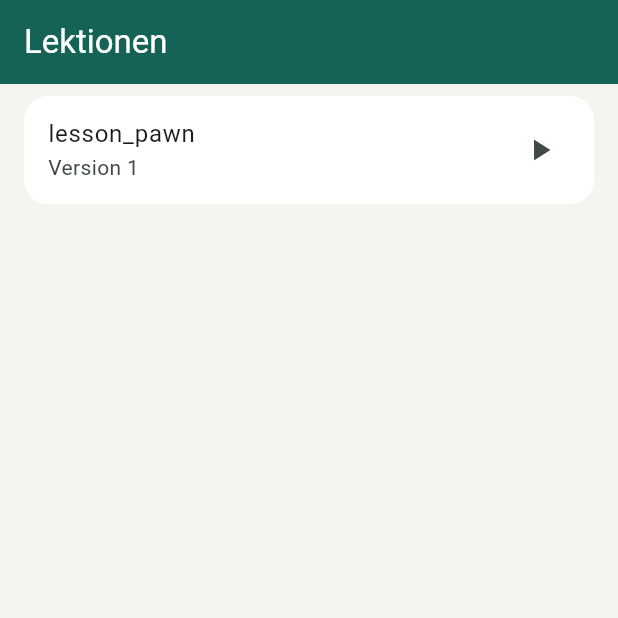
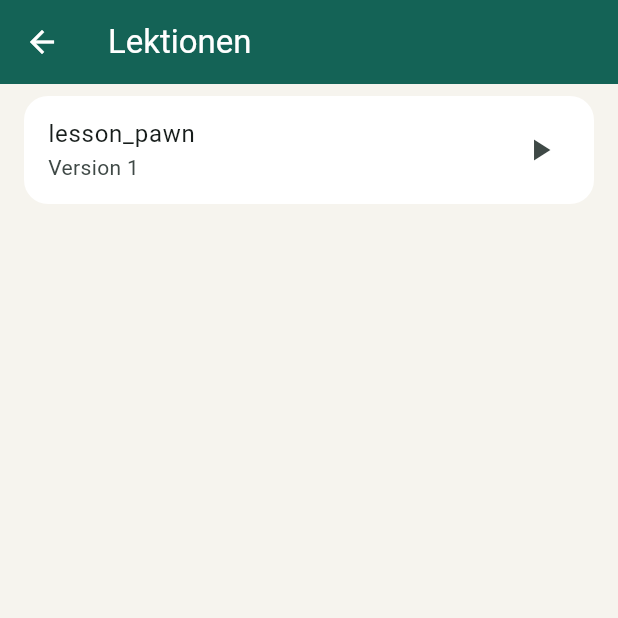
Before and after one commit to Luap2003/Schachfuchs, a Flutter app: the screen it shows after launch, after a tap on "Lerne Lektionen", on a phone screen of 412 x 824 dp, the top half of it. Run offline on Flutter 3.47's test engine with Material 3 defaults, Android fonts, the phone set to English and light mode, and no system bars; our stand-ins replace drift, equatable, flutter_bloc, freezed_annotation, get_it, go_router; missing offline and left inert: dartchess, flutter_chess_board, stockfish; accounts and stored records are empty; statements that could not run were skipped.

Commit message:
feat(nav): add safe back navigation across lessons puzzles play

```diff
--- a/lib/features/home/screens/home_screen.dart
+++ b/lib/features/home/screens/home_screen.dart
@@ -21,9 +21,9 @@ class HomeScreen extends StatelessWidget {
               style: TextStyle(fontSize: 20, fontWeight: FontWeight.bold),
             ),
             const SizedBox(height: 16),
-            ContinueLessonCard(onTap: () => context.go('/lessons')),
-            DailyPuzzleCard(onTap: () => context.go('/puzzles')),
-            QuickPlayCard(onTap: () => context.go('/play')),
+            ContinueLessonCard(onTap: () => context.push('/lessons')),
+            DailyPuzzleCard(onTap: () => context.push('/puzzles')),
+            QuickPlayCard(onTap: () => context.push('/play')),
           ],
         ),
       ),
--- a/lib/features/lessons/screens/lesson_list_screen.dart
+++ b/lib/features/lessons/screens/lesson_list_screen.dart
@@ -3,6 +3,7 @@ import 'package:go_router/go_router.dart';
 import 'package:schach_app/config/di.dart';
 import 'package:schach_app/core/content/content_loader.dart';
 import 'package:schach_app/core/content/content_manifest.dart';
+import 'package:schach_app/shared/widgets/app_back_button.dart';
 
 class LessonListScreen extends StatelessWidget {
   const LessonListScreen({super.key});
@@ -10,7 +11,10 @@ class LessonListScreen extends StatelessWidget {
   @override
   Widget build(BuildContext context) {
     return Scaffold(
-      appBar: AppBar(title: const Text('Lektionen')),
+      appBar: AppBar(
+        leading: const AppBackButton(),
+        title: const Text('Lektionen'),
+      ),
       body: FutureBuilder<ContentManifest>(
         future: getIt<ContentLoader>().loadManifest(),
         builder:
@@ -36,7 +40,7 @@ class LessonListScreen extends StatelessWidget {
                       title: Text(lesson.id),
                       subtitle: Text('Version ${lesson.version}'),
                       trailing: const Icon(Icons.play_arrow),
-                      onTap: () => context.go('/lessons/${lesson.id}'),
+                      onTap: () => context.push('/lessons/${lesson.id}'),
                     ),
                   );
                 },
--- a/lib/features/lessons/screens/lesson_player_screen.dart
+++ b/lib/features/lessons/screens/lesson_player_screen.dart
@@ -12,6 +12,7 @@ import 'package:schach_app/features/lessons/widgets/step_free_play.dart';
 import 'package:schach_app/features/lessons/widgets/step_guided_move.dart';
 import 'package:schach_app/features/lessons/widgets/step_multiple_choice.dart';
 import 'package:schach_app/features/lessons/widgets/step_watch.dart';
+import 'package:schach_app/shared/widgets/app_back_button.dart';
 import 'package:schach_app/shared/widgets/chess_board_widget.dart';
 
 class LessonPlayerScreen extends StatelessWidget {
@@ -29,7 +30,10 @@ class LessonPlayerScreen extends StatelessWidget {
         authRepository: getIt<AuthRepository>(),
       )..loadLesson(lessonId),
       child: Scaffold(
-        appBar: AppBar(title: const Text('Lektion spielen')),
+        appBar: AppBar(
+          leading: const AppBackButton(),
+          title: const Text('Lektion spielen'),
+        ),
         body: BlocBuilder<LessonPlayerBloc, LessonPlayerState>(
           builder: (BuildContext context, LessonPlayerState state) {
             if (state.status == LessonPlayerStatus.loading ||
--- a/lib/features/play/screens/game_screen.dart
+++ b/lib/features/play/screens/game_screen.dart
@@ -9,6 +9,7 @@ import 'package:schach_app/features/play/bloc/game_bloc.dart';
 import 'package:schach_app/features/play/widgets/game_board.dart';
 import 'package:schach_app/features/play/widgets/game_controls.dart';
 import 'package:schach_app/features/play/widgets/game_move_input_section.dart';
+import 'package:schach_app/shared/widgets/app_back_button.dart';
 
 class GameScreen extends StatelessWidget {
   const GameScreen({required this.skillLevel, super.key});
@@ -25,7 +26,10 @@ class GameScreen extends StatelessWidget {
         gameHistoryRepository: getIt<GameHistoryRepository>(),
       )..startGame(),
       child: Scaffold(
-        appBar: AppBar(title: const Text('Spiel gegen KI')),
+        appBar: AppBar(
+          leading: const AppBackButton(),
+          title: const Text('Spiel gegen KI'),
+        ),
         body: BlocBuilder<GameBloc, GameState>(
           builder: (BuildContext context, GameState state) {
             final bloc = context.read<GameBloc>();
--- a/lib/features/puzzles/screens/puzzle_player_screen.dart
+++ b/lib/features/puzzles/screens/puzzle_player_screen.dart
@@ -9,6 +9,7 @@ import 'package:schach_app/core/storage/repositories/progress_repository.dart';
 import 'package:schach_app/features/puzzles/bloc/puzzle_player_bloc.dart';
 import 'package:schach_app/features/puzzles/widgets/hint_button.dart';
 import 'package:schach_app/features/puzzles/widgets/puzzle_board.dart';
+import 'package:schach_app/shared/widgets/app_back_button.dart';
 
 class PuzzlePlayerScreen extends StatelessWidget {
   const PuzzlePlayerScreen({required this.packId, super.key});
@@ -25,7 +26,10 @@ class PuzzlePlayerScreen extends StatelessWidget {
         authRepository: getIt<AuthRepository>(),
       )..loadPack(packId),
       child: Scaffold(
-        appBar: AppBar(title: const Text('Puzzle spielen')),
+        appBar: AppBar(
+          leading: const AppBackButton(),
+          title: const Text('Puzzle spielen'),
+        ),
         body: BlocBuilder<PuzzlePlayerBloc, PuzzlePlayerState>(
           builder: (BuildContext context, PuzzlePlayerState state) {
             if (state.status == PuzzlePlayerStatus.loading ||
--- /dev/null
+++ b/lib/shared/widgets/app_back_button.dart
@@ -0,0 +1,23 @@
+import 'package:flutter/material.dart';
+import 'package:go_router/go_router.dart';
+
+class AppBackButton extends StatelessWidget {
+  const AppBackButton({super.key, this.fallbackRoute = '/'});
+
+  final String fallbackRoute;
+
+  @override
+  Widget build(BuildContext context) {
+    return IconButton(
+      icon: const Icon(Icons.arrow_back),
+      tooltip: 'Zurueck',
+      onPressed: () {
+        if (context.canPop()) {
+          context.pop();
+          return;
+        }
+        context.go(fallbackRoute);
+      },
+    );
+  }
+}
```
Also changed, not shown: lib/features/play/screens/play_menu_screen.dart (+8 -4 lines), lib/features/puzzles/screens/puzzle_menu_screen.dart (+6 -2 lines).
